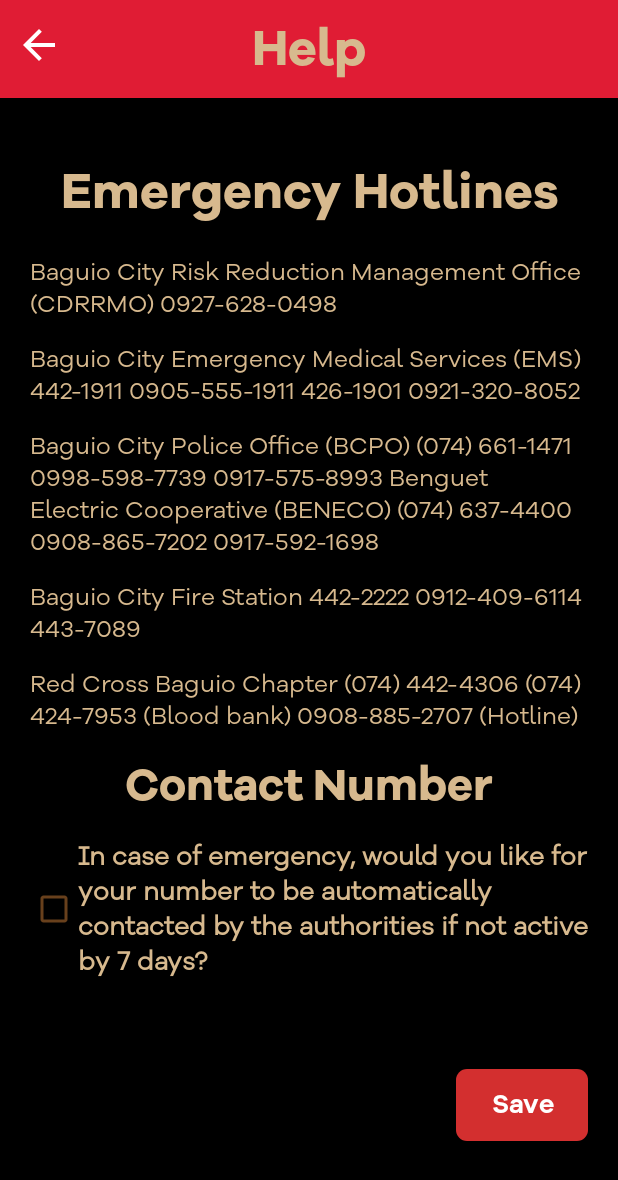
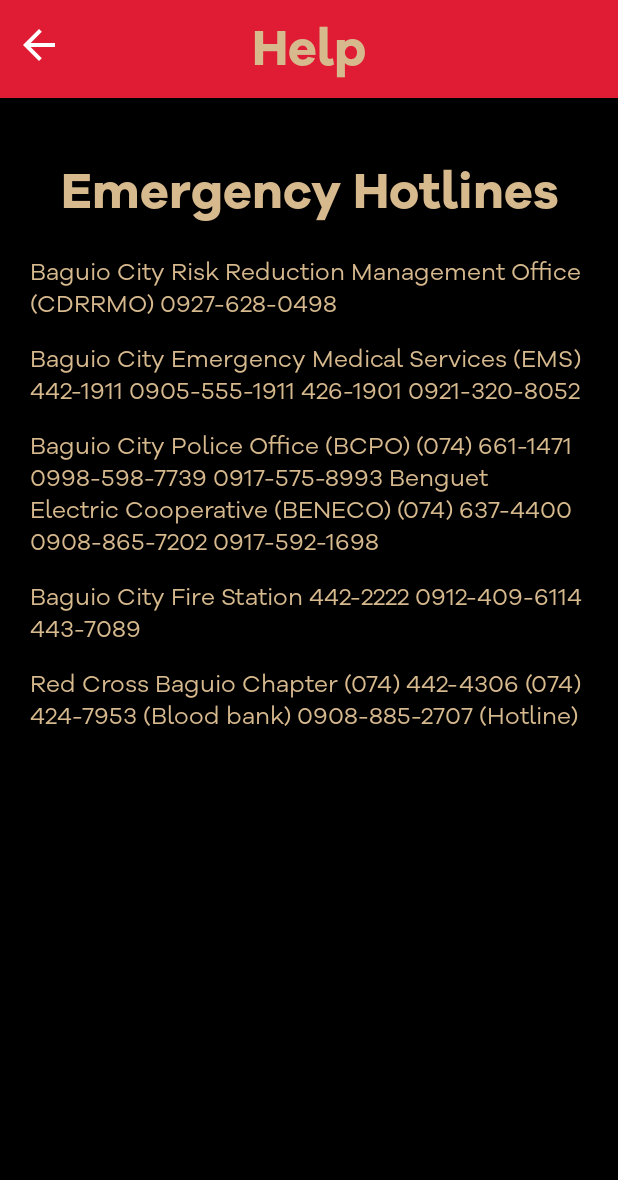
Before and after one commit to jllloydd/STEADY, an Android app: the HelpActivity screen opened directly, with no data from a screen before it, on a phone screen of 412 x 824 dp. Shown: the top 1180 px of the screen. Run offline under Robolectric (Android 15) with nearby library versions, the phone set to English and light mode, and no system bars.

Commit message:
deleted unnecessary code.

```diff
--- a/app/src/main/java/com/bonak/steady/Home1.kt
+++ b/app/src/main/java/com/bonak/steady/Home1.kt
@@ -49,8 +49,6 @@ import android.graphics.Paint
 import android.graphics.RectF
 import android.view.MotionEvent
 import com.bonak.steady.shelterLocations
-import com.bonak.steady.safeLocations
-import com.bonak.steady.dangerLocations
 import com.bonak.steady.OsrmApiService
 import com.bonak.steady.OsrmResponse
 import android.speech.tts.TextToSpeech
@@ -162,7 +160,7 @@ class Home1 : Fragment() {
                 override fun onTextChanged(s: CharSequence?, start: Int, before: Int, count: Int) {
                     searchJob?.cancel()
                     searchJob = CoroutineScope(Dispatchers.IO).launch {
-                        delay(300) // Debounce delay of 300ms
+                        delay(100)
                         try {
                             val results = NominatimApi.service.searchLocations(s.toString())
                             withContext(Dispatchers.Main) {
--- a/app/src/main/java/com/bonak/steady/LocationData.kt
+++ b/app/src/main/java/com/bonak/steady/LocationData.kt
@@ -13,16 +13,6 @@ val shelterLocations = listOf(
     LocationData("City Disaster Risk Reduction and Management Office", GeoPoint(16.40953951504398, 120.58864596411141), "CH5Q+RF2, Jose Felipe St, Baguio, Benguet"),
     LocationData("Kabayan Evacuation Center", GeoPoint(16.629297063969673, 120.8313902789971), "JRHJ+PG, Kabayan, Benguet"),
     LocationData("Loakan Proper Barangay Hall", GeoPoint(16.37685729158721, 120.61353215331293), "29 Purok Bubon, Laoakan, Baguio, 2600 Benguet")
-)
-
-val safeLocations = listOf(
-    LocationData("Safe 1", GeoPoint(48.8606, 2.3376), "Placeholder"),
-    LocationData("Safe 2", GeoPoint(48.8625, 2.2875), "Placeholder")
-)
-
-val dangerLocations = listOf(
-    LocationData("Danger 1", GeoPoint(48.8530, 2.3499), "Placeholder"),
-    LocationData("Danger 2", GeoPoint(48.8510, 2.3560),"Placeholder")
 )
 
 val hospitalLocations = listOf(
--- a/app/src/main/res/layout/activity_help.xml
+++ b/app/src/main/res/layout/activity_help.xml
@@ -136,51 +136,6 @@ Benguet Electric Cooperative (BENECO) (074) 637-4400 0908-865-7202
 
             </TextView>
 
-            <LinearLayout
-                android:layout_width="match_parent"
-                android:layout_height="wrap_content"
-                android:orientation="vertical"
-                android:layout_marginBottom="10dp">
-
-                <TextView
-                    android:layout_width="match_parent"
-                    android:layout_height="wrap_content"
-                    android:fontFamily="@font/galano_bold"
-                    android:text="Contact Number"
-                    android:gravity="center"
-                    android:textColor="#D7B98E"
-                    android:textSize="30sp"
-                    android:layout_marginBottom="15dp">
-
-                </TextView>
-
-                <CheckBox android:id="@+id/checkbox_alarm"
-                    android:layout_width="wrap_content"
-                    android:layout_height="wrap_content"
-                    android:textColor="#D7B98E"
-                    android:textSize="17sp"
-                    android:textStyle="bold"
-                    android:fontFamily="@font/galano_reg"
-                    android:text="In case of emergency, would you like for your number to be automatically contacted by the authorities if not active by 7 days?"
-                    android:buttonTint="@color/brown"
-                    android:layout_marginBottom="40dp"/>
-
-            </LinearLayout>
-
-            <Button
-                android:id="@+id/rta_save_btn"
-                android:layout_width="wrap_content"
-                android:layout_height="wrap_content"
-                android:text="Save"
-                android:fontFamily="@font/galano_semi"
-                android:background="@drawable/rounded_red"
-                android:textColor="#FFFFFF"
-                android:textAllCaps="false"
-                android:textSize="18sp"
-                android:layout_gravity="right"
-                android:layout_marginTop="10dp" />
-
-
         </LinearLayout>
 
     </ScrollView>
```
